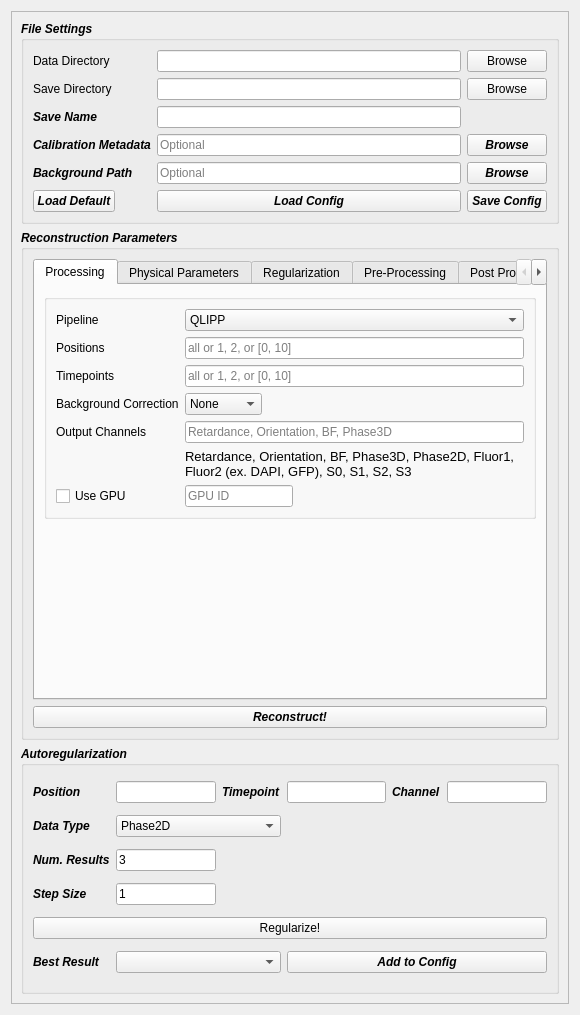
First picture: the form in recOrder/plugin/qtdesigner/recOrder_reconstruction.ui, repository mehta-lab/waveorder, before the edit.
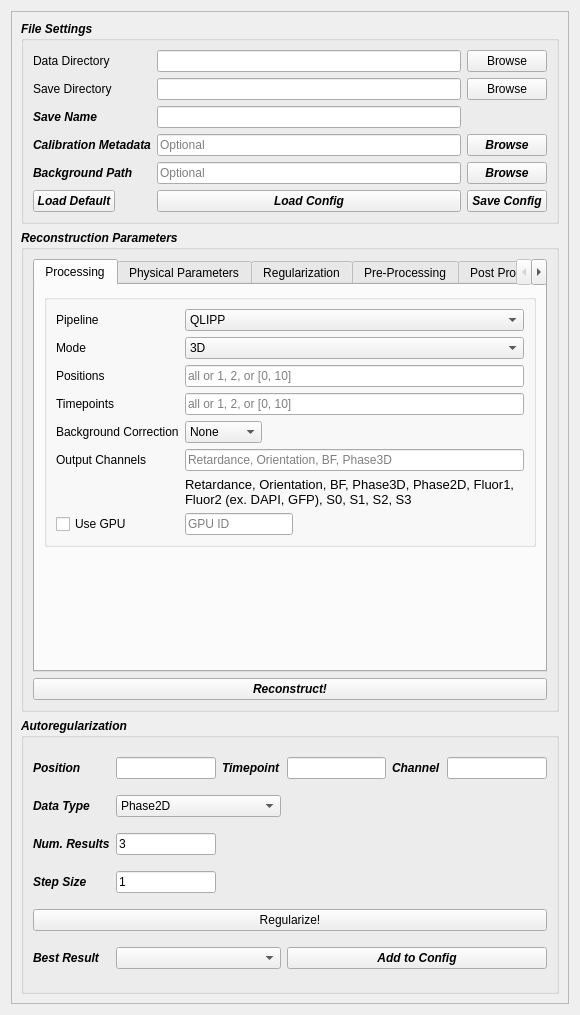
Second picture: the form after the edit. The open tabs and pages were chosen to show the change.

```diff
--- a/recOrder/plugin/qtdesigner/recOrder_reconstruction.ui
+++ b/recOrder/plugin/qtdesigner/recOrder_reconstruction.ui
@@ -31,7 +31,7 @@
         <x>0</x>
         <y>0</y>
         <width>554</width>
-        <height>1015</height>
+        <height>1007</height>
        </rect>
       </property>
       <layout class="QGridLayout" name="gridLayout_12">
@@ -240,7 +240,7 @@
              </font>
             </property>
             <property name="currentIndex">
-             <number>4</number>
+             <number>0</number>
             </property>
             <property name="documentMode">
              <bool>false</bool>
@@ -259,6 +259,45 @@
                  <string/>
                 </property>
                 <layout class="QGridLayout" name="gridLayout_7">
+                 <item row="4" column="2">
+                  <widget class="QComboBox" name="cb_background_correction">
+                   <property name="sizePolicy">
+                    <sizepolicy hsizetype="Fixed" vsizetype="Fixed">
+                     <horstretch>0</horstretch>
+                     <verstretch>0</verstretch>
+                    </sizepolicy>
+                   </property>
+                   <property name="font">
+                    <font>
+                     <weight>50</weight>
+                     <italic>false</italic>
+                     <bold>false</bold>
+                    </font>
+                   </property>
+                   <item>
+                    <property name="text">
+                     <string>None</string>
+                    </property>
+                   </item>
+                   <item>
+                    <property name="text">
+                     <string>Global</string>
+                    </property>
+                   </item>
+                   <item>
+                    <property name="text">
+                     <string>Local Fit</string>
+                    </property>
+                   </item>
+                  </widget>
+                 </item>
+                 <item row="5" column="0">
+                  <widget class="QLabel" name="label_output_channels">
+                   <property name="text">
+                    <string>Output Channels</string>
+                   </property>
+                  </widget>
+                 </item>
                  <item row="0" column="0">
                   <widget class="QLabel" name="label_pipeline">
                    <property name="text">
@@ -266,8 +305,8 @@
                    </property>
                   </widget>
                  </item>
-                 <item row="0" column="1">
-                  <widget class="QComboBox" name="cb_pipeline">
+                 <item row="0" column="2">
+                  <widget class="QComboBox" name="cb_method">
                    <item>
                     <property name="text">
                      <string>QLIPP</string>
@@ -285,14 +324,37 @@
                    </item>
                   </widget>
                  </item>
+                 <item row="7" column="0">
+                  <widget class="QCheckBox" name="chb_use_gpu">
+                   <property name="sizePolicy">
+                    <sizepolicy hsizetype="Fixed" vsizetype="Fixed">
+                     <horstretch>0</horstretch>
+                     <verstretch>0</verstretch>
+                    </sizepolicy>
+                   </property>
+                   <property name="text">
+                    <string>Use GPU</string>
+                   </property>
+                   <property name="tristate">
+                    <bool>false</bool>
+                   </property>
+                  </widget>
+                 </item>
                  <item row="1" column="0">
+                  <widget class="QLabel" name="label_mode">
+                   <property name="text">
+                    <string>Mode</string>
+                   </property>
+                  </widget>
+                 </item>
+                 <item row="2" column="0">
                   <widget class="QLabel" name="label_positions">
                    <property name="text">
                     <string>Positions</string>
                    </property>
                   </widget>
                  </item>
-                 <item row="1" column="1">
+                 <item row="2" column="2">
                   <widget class="QLineEdit" name="le_positions">
                    <property name="font">
                     <font>
@@ -309,45 +371,22 @@
                    </property>
                   </widget>
                  </item>
-                 <item row="2" column="0">
+                 <item row="3" column="0">
                   <widget class="QLabel" name="label_timepoints">
                    <property name="text">
                     <string>Timepoints</string>
                    </property>
                   </widget>
                  </item>
-                 <item row="2" column="1">
-                  <widget class="QLineEdit" name="le_timepoints">
-                   <property name="font">
-                    <font>
-                     <weight>50</weight>
-                     <italic>false</italic>
-                     <bold>false</bold>
-                    </font>
-                   </property>
-                   <property name="text">
-                    <string/>
-                   </property>
-                   <property name="placeholderText">
-                    <string>all or 1, 2, or [0, 10]</string>
-                   </property>
-                  </widget>
-                 </item>
-                 <item row="3" column="0">
+                 <item row="4" column="0">
                   <widget class="QLabel" name="label_bg_corr">
                    <property name="text">
                     <string>Background Correction</string>
                    </property>
                   </widget>
                  </item>
-                 <item row="3" column="1">
-                  <widget class="QComboBox" name="cb_bg_corr">
-                   <property name="sizePolicy">
-                    <sizepolicy hsizetype="Fixed" vsizetype="Fixed">
-                     <horstretch>0</horstretch>
-                     <verstretch>0</verstretch>
-                    </sizepolicy>
-                   </property>
+                 <item row="3" column="2">
+                  <widget class="QLineEdit" name="le_timepoints">
                    <property name="font">
                     <font>
                      <weight>50</weight>
@@ -355,31 +394,15 @@
                      <bold>false</bold>
                     </font>
                    </property>
-                   <item>
-                    <property name="text">
-                     <string>None</string>
-                    </property>
-                   </item>
-                   <item>
-                    <property name="text">
-                     <string>Global</string>
-                    </property>
-                   </item>
-                   <item>
-                    <property name="text">
-                     <string>Local Fit</string>
-                    </property>
-                   </item>
-                  </widget>
-                 </item>
-                 <item row="4" column="0">
-                  <widget class="QLabel" name="label_output_channels">
                    <property name="text">
-                    <string>Output Channels</string>
+                    <string/>
+                   </property>
+                   <property name="placeholderText">
+                    <string>all or 1, 2, or [0, 10]</string>
                    </property>
                   </widget>
                  </item>
-                 <item row="4" column="1">
+                 <item row="5" column="2">
                   <widget class="QLineEdit" name="le_output_channels">
                    <property name="sizePolicy">
                     <sizepolicy hsizetype="Expanding" vsizetype="Fixed">
@@ -408,7 +431,7 @@
                    </property>
                   </widget>
                  </item>
-                 <item row="5" column="1">
+                 <item row="6" column="2">
                   <widget class="QLabel" name="label_chan_desc">
                    <property name="sizePolicy">
                     <sizepolicy hsizetype="Preferred" vsizetype="Fixed">
@@ -429,23 +452,7 @@
                    </property>
                   </widget>
                  </item>
-                 <item row="6" column="0">
-                  <widget class="QCheckBox" name="chb_use_gpu">
-                   <property name="sizePolicy">
-                    <sizepolicy hsizetype="Fixed" vsizetype="Fixed">
-                     <horstretch>0</horstretch>
-                     <verstretch>0</verstretch>
-                    </sizepolicy>
-                   </property>
-                   <property name="text">
-                    <string>Use GPU</string>
-                   </property>
-                   <property name="tristate">
-                    <bool>false</bool>
-                   </property>
-                  </widget>
-                 </item>
-                 <item row="6" column="1">
+                 <item row="7" column="2">
                   <widget class="QLineEdit" name="le_gpu_id">
                    <property name="sizePolicy">
                     <sizepolicy hsizetype="Fixed" vsizetype="Fixed">
@@ -480,6 +487,20 @@
                    </property>
                   </widget>
                  </item>
+                 <item row="1" column="2">
+                  <widget class="QComboBox" name="cb_mode">
+                   <item>
+                    <property name="text">
+                     <string>3D</string>
+                    </property>
+                   </item>
+                   <item>
+                    <property name="text">
+                     <string>2D</string>
+                    </property>
+                   </item>
+                  </widget>
+                 </item>
                 </layout>
                </widget>
               </item>
@@ -542,7 +563,7 @@
                   </widget>
                  </item>
                  <item row="1" column="1">
-                  <widget class="QLineEdit" name="le_mag">
+                  <widget class="QLineEdit" name="le_magnification">
                    <property name="sizePolicy">
                     <sizepolicy hsizetype="Preferred" vsizetype="Fixed">
                      <horstretch>0</horstretch>
@@ -565,7 +586,7 @@
                   </widget>
                  </item>
                  <item row="2" column="1">
-                  <widget class="QLineEdit" name="le_na_obj">
+                  <widget class="QLineEdit" name="le_NA_objective">
                    <property name="sizePolicy">
                     <sizepolicy hsizetype="Preferred" vsizetype="Fixed">
                      <horstretch>0</horstretch>
@@ -585,7 +606,7 @@
                   </widget>
                  </item>
                  <item row="3" column="1">
-                  <widget class="QLineEdit" name="le_na_obj_2">
+                  <widget class="QLineEdit" name="le_NA_condenser">
                    <property name="sizePolicy">
                     <sizepolicy hsizetype="Preferred" vsizetype="Fixed">
                      <horstretch>0</horstretch>
@@ -605,7 +626,7 @@
                   </widget>
                  </item>
                  <item row="4" column="1">
-                  <widget class="QLineEdit" name="le_n_media">
+                  <widget class="QLineEdit" name="le_n_objective_media">
                    <property name="sizePolicy">
                     <sizepolicy hsizetype="Preferred" vsizetype="Fixed">
                      <horstretch>0</horstretch>
@@ -625,7 +646,7 @@
                   </widget>
                  </item>
                  <item row="5" column="1">
-                  <widget class="QLineEdit" name="le_z_index">
+                  <widget class="QLineEdit" name="le_focus_zidx">
                    <property name="sizePolicy">
                     <sizepolicy hsizetype="Preferred" vsizetype="Fixed">
                      <horstretch>0</horstretch>
@@ -686,7 +707,7 @@
                   <widget class="QLineEdit" name="le_phase_strength"/>
                  </item>
                  <item row="0" column="1">
-                  <widget class="QComboBox" name="cb_regularizer">
+                  <widget class="QComboBox" name="cb_phase_denoiser">
                    <item>
                     <property name="text">
                      <string>Tikhonov</string>
@@ -700,7 +721,7 @@
                   </widget>
                  </item>
                  <item row="3" column="1">
-                  <widget class="QLineEdit" name="le_phase_itr">
+                  <widget class="QLineEdit" name="le_itr">
                    <property name="placeholderText">
                     <string>TV Only</string>
                    </property>
@@ -721,14 +742,14 @@
                   </widget>
                  </item>
                  <item row="3" column="0">
-                  <widget class="QLabel" name="label_phase_itr">
+                  <widget class="QLabel" name="label_itr">
                    <property name="text">
                     <string>Iterations</string>
                    </property>
                   </widget>
                  </item>
                  <item row="2" column="1">
-                  <widget class="QLineEdit" name="le_phase_rho">
+                  <widget class="QLineEdit" name="le_rho">
                    <property name="placeholderText">
                     <string>TV Only</string>
                    </property>
@@ -751,7 +772,7 @@
                   </widget>
                  </item>
                  <item row="0" column="1">
-                  <widget class="QLineEdit" name="le_fluor_strength"/>
+                  <widget class="QLineEdit" name="le_reg"/>
                  </item>
                 </layout>
                </widget>
@@ -938,7 +959,7 @@
                 </property>
                 <layout class="QGridLayout" name="gridLayout_23">
                  <item row="2" column="0">
-                  <widget class="QLabel" name="label_postproc_reg_channels">
+                  <widget class="QLabel" name="label_postproc_reg_channel_idx">
                    <property name="text">
                     <string>Channel Index</string>
                    </property>
@@ -989,7 +1010,7 @@
                   </widget>
                  </item>
                  <item row="2" column="1" colspan="3">
-                  <widget class="QLineEdit" name="le_postproc_reg_channels">
+                  <widget class="QLineEdit" name="le_postproc_reg_channel_idx">
                    <property name="focusPolicy">
                     <enum>Qt::StrongFocus</enum>
                    </property>
@@ -1021,32 +1042,11 @@
                    </property>
                   </widget>
                  </item>
-                 <item row="0" column="1">
-                  <widget class="QLineEdit" name="le_postproc_fluor_wavelength"/>
-                 </item>
                  <item row="1" column="1">
-                  <widget class="QLineEdit" name="le_postproc_fluor_channel"/>
+                  <widget class="QLineEdit" name="le_postproc_fluor_channels"/>
                  </item>
-                 <item row="2" column="0">
-                  <widget class="QLabel" name="label_postproc_fluor_mode">
-                   <property name="text">
-                    <string>Mode</string>
-                   </property>
-                  </widget>
-                 </item>
-                 <item row="2" column="1">
-                  <widget class="QComboBox" name="cb_postproc_fluor_mode">
-                   <item>
-                    <property name="text">
-                     <string>3D</string>
-                    </property>
-                   </item>
-                   <item>
-                    <property name="text">
-                     <string>2D</string>
-                    </property>
-                   </item>
-                  </widget>
+                 <item row="0" column="1">
+                  <widget class="QLineEdit" name="le_postproc_fluor_wavelength_nm"/>
                  </item>
                 </layout>
                </widget>
@@ -1085,7 +1085,7 @@
          </property>
          <layout class="QGridLayout" name="gridLayout_13">
           <item row="2" column="2">
-           <widget class="QLineEdit" name="le_save_name">
+           <widget class="QLineEdit" name="le_data_save_name">
             <property name="sizePolicy">
              <sizepolicy hsizetype="Preferred" vsizetype="Fixed">
               <horstretch>0</horstretch>
@@ -1112,7 +1112,7 @@
            </widget>
           </item>
           <item row="1" column="2">
-           <widget class="QLineEdit" name="le_save_dir_2"/>
+           <widget class="QLineEdit" name="le_save_dir"/>
           </item>
           <item row="1" column="0">
            <widget class="QLabel" name="label_save_dir">
@@ -1143,7 +1143,7 @@
            </widget>
           </item>
           <item row="3" column="2">
-           <widget class="QLineEdit" name="le_calib_meta">
+           <widget class="QLineEdit" name="le_calibration_metadata">
             <property name="font">
              <font>
               <weight>50</weight>
@@ -1174,7 +1174,7 @@
            </widget>
           </item>
           <item row="2" column="0">
-           <widget class="QLabel" name="label_save_name">
+           <widget class="QLabel" name="label_data_save_name">
             <property name="text">
              <string>Save Name</string>
             </property>
@@ -1202,7 +1202,7 @@
            </widget>
           </item>
           <item row="4" column="2">
-           <widget class="QLineEdit" name="le_bg_path">
+           <widget class="QLineEdit" name="le_background">
             <property name="font">
              <font>
               <weight>50</weight>
```
